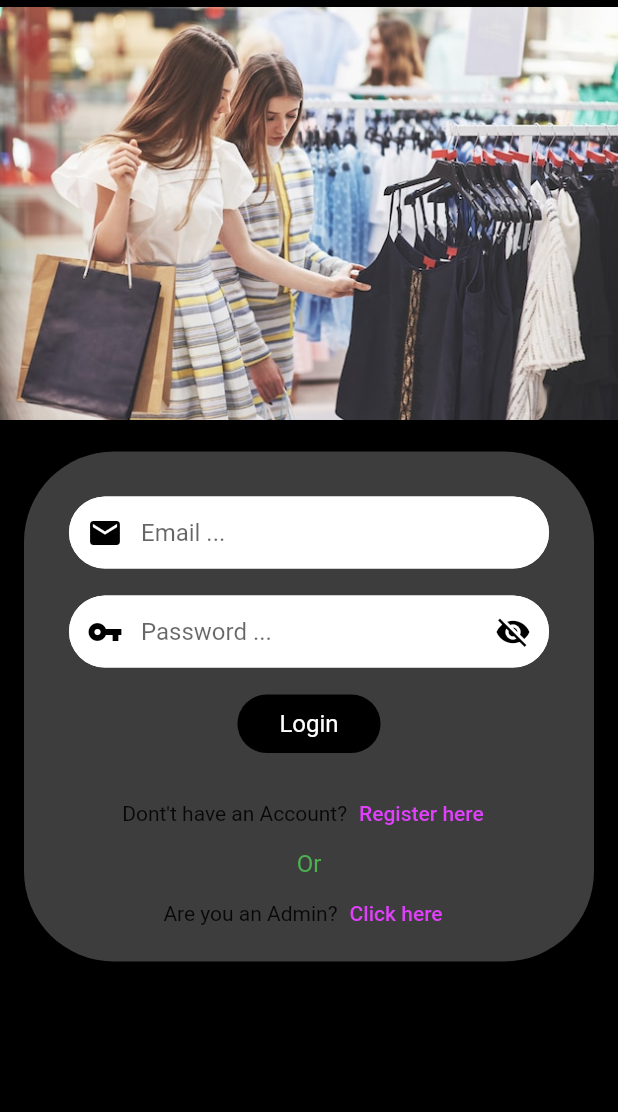
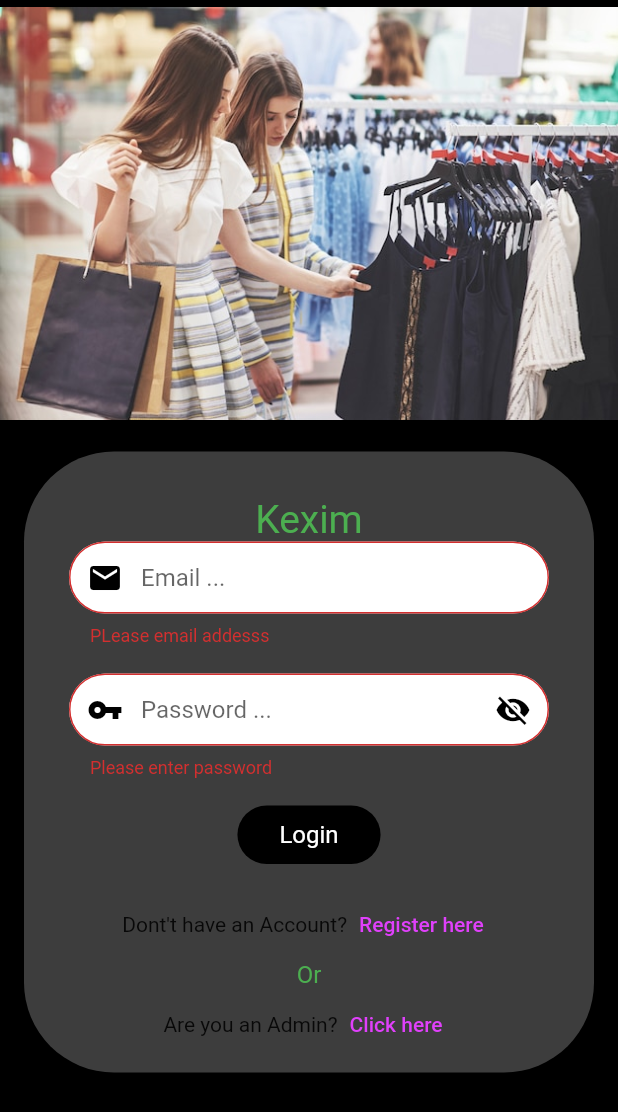
Before and after one commit to donejeh/clothes_app_flutter_php_mysql, a Flutter app: the screen it shows after launch, after a tap on "Login", on a phone screen of 412 x 824 dp. Shown: the top 1112 px of the screen. Run offline on Flutter 3.47's test engine with Material 2 defaults, Android fonts, the phone set to English and light mode, and no system bars; our stand-ins replace fluttertoast, font_awesome_flutter, get, shared_preferences.

```diff
--- a/lib/api/api_connect.dart
+++ b/lib/api/api_connect.dart
@@ -1,6 +1,8 @@
 class API{
-  static const HOST_PATH = "http://192.168.3.32/clothes_app";
+  static const HOST_PATH = "http://192.168.239.99/clothes_app";
+
   static const USER_ENDPOINT ="$HOST_PATH/user";
+  static const ADMIN_ENDPOINT ="$HOST_PATH/admin";
 
   //sign up users
   static const signUp = "$USER_ENDPOINT/signup.php";
--- a/lib/main.dart
+++ b/lib/main.dart
@@ -1,4 +1,6 @@
 import 'package:clothes/users/authentication/login_screen.dart';
+import 'package:clothes/users/fragments/Dashboard_of_fragments.dart';
+import 'package:clothes/users/userPreferences/user_preferences.dart';
 import 'package:flutter/material.dart';
 import 'package:get/get.dart';
 
@@ -14,15 +16,19 @@ class MyApp extends StatelessWidget {
   @override
   Widget build(BuildContext context) {
     return GetMaterialApp(
-      title: 'Clothes App',
+      title: 'Kexim',
       debugShowCheckedModeBanner: false,
       theme: ThemeData(
-
         primarySwatch: Colors.purple,
       ),
       home: FutureBuilder(
+        future: RememberUserPrefs.readUserInfo(),
         builder: (context, dataSnapShot){
-          return LoginScreen();
+          if(dataSnapShot.data == null){
+            return LoginScreen();
+          }else{
+            return DashboardOfFragments();
+          }
         },
       ),
     );
--- a/lib/users/authentication/login_screen.dart
+++ b/lib/users/authentication/login_screen.dart
@@ -1,7 +1,10 @@
 import 'dart:convert';
 import 'dart:math';
+import 'dart:developer';
 
 import 'package:clothes/users/authentication/signup_screen.dart';
+import 'package:clothes/users/fragments/Dashboard_of_fragments.dart';
+import 'package:clothes/users/userPreferences/user_preferences.dart';
 import 'package:flutter/material.dart';
 import 'package:fluttertoast/fluttertoast.dart';
 import 'package:get/get.dart';
@@ -25,14 +28,14 @@ class _LoginScreenState extends State<LoginScreen> {
   loginUserNow() async {
 
     try{
+
       var res = await http.post(
         Uri.parse(API.login),
         body: {
-          'email':emailController.text.trim(),
-          'password':passwordController.text.trim(),
+          'user_email':emailController.text.trim(),
+          'user_password':passwordController.text.trim(),
         },
       );
-
       if(res.statusCode == 200){
         var result = jsonDecode(res.body);
 
@@ -40,8 +43,13 @@ class _LoginScreenState extends State<LoginScreen> {
 
           Fluttertoast.showToast( msg: 'Login Successfully');
 
-          User userInfo = User.fromJson(result['userData']);
-
+          User userInfo = User.fromJson(result["userData"]);
+          RememberUserPrefs.storeUserInfo(userInfo);
+        //  Get.to(DashboardOfFragments())
+          print(result);
+          Future.delayed(const Duration(microseconds: 2000),(){
+            Get.to(DashboardOfFragments());
+          });
         }else{
           Fluttertoast.showToast( msg: 'Error in login');
 
@@ -95,7 +103,12 @@ class _LoginScreenState extends State<LoginScreen> {
                             padding: const EdgeInsets.fromLTRB(30,30,30,8),
                             child: Column(
                               children: [
-
+                                const Text("Kexim",
+                                  style: TextStyle(
+                                    color: Colors.green,
+                                    fontSize: 26,
+                                  ),
+                                ),
                                 //this is our form with email password details
                                 Form(
                                   key: formKey,
@@ -225,7 +238,11 @@ class _LoginScreenState extends State<LoginScreen> {
                                         borderRadius: BorderRadius.circular(30),
                                         child: InkWell(
                                           onTap: (){
-                                            loginUserNow();
+
+                                            if(formKey.currentState!.validate()){
+
+                                              loginUserNow();
+                                            }
 
                                           },
                                           borderRadius: BorderRadius.circular(30),
--- a/lib/users/authentication/signup_screen.dart
+++ b/lib/users/authentication/signup_screen.dart
@@ -107,6 +107,14 @@ class _SignupScreenState extends State<SignupScreen> {
                       width: MediaQuery.of(context).size.width,
                       height: 285,
                       child: Image.asset("images/register.jpg"),
+                    ),
+
+
+                    const Text("Kexim Bank",
+                      style: TextStyle(
+                        color: Colors.green,
+                        fontSize: 26,
+                      ),
                     ),
 
                     //signup screen sign-up form
--- a/lib/users/userPreferences/user_preferences.dart
+++ b/lib/users/userPreferences/user_preferences.dart
@@ -7,11 +7,26 @@ class RememberUserPrefs{
 
   //save-remember User-info
 
-  static Future<void> saveRememberUser(User userInfo) async {
+  static Future<void> storeUserInfo(User userInfo) async {
     SharedPreferences preferences = await SharedPreferences.getInstance();
     String userJsonData = jsonEncode(userInfo.toJson());
     await preferences.setString("currentUser", userJsonData);
+  }
 
+  // get - read User-info
+  static Future<User?> readUserInfo() async {
+
+    User? currentUserInfo;
+    SharedPreferences preferences = await SharedPreferences.getInstance();
+    String? userInfo = preferences.getString("currentUser");
+
+    if(userInfo != null){
+      Map<String,dynamic> userDataMap =  jsonDecode(userInfo);
+      currentUserInfo = User.fromJson(userDataMap);
+    }
+
+    return currentUserInfo;
 
   }
+
 }
--- a/pubspec.yaml
+++ b/pubspec.yaml
@@ -40,6 +40,7 @@ dependencies:
   http: ^0.13.5
   fluttertoast: ^8.1.2
   shared_preferences: ^2.0.15
+  font_awesome_flutter: ^10.3.0
 
 dev_dependencies:
   flutter_test:
```
Also changed, not shown: lib/users/fragments/Dashboard_of_fragments.dart (added, +90 -0 lines), lib/users/fragments/favorites_fragment_screen.dart (added, +16 -0 lines), lib/users/fragments/home_fragrament_screen.dart (added, +16 -0 lines), lib/users/fragments/order_fragment_screen.dart (added, +16 -0 lines), lib/users/fragments/profile_fragment_screen.dart (added, +16 -0 lines), lib/users/userPreferences/current_user.dart (added, +19 -0 lines), images/homep.png (added), images/lohome.png (added), pubspec.lock.
